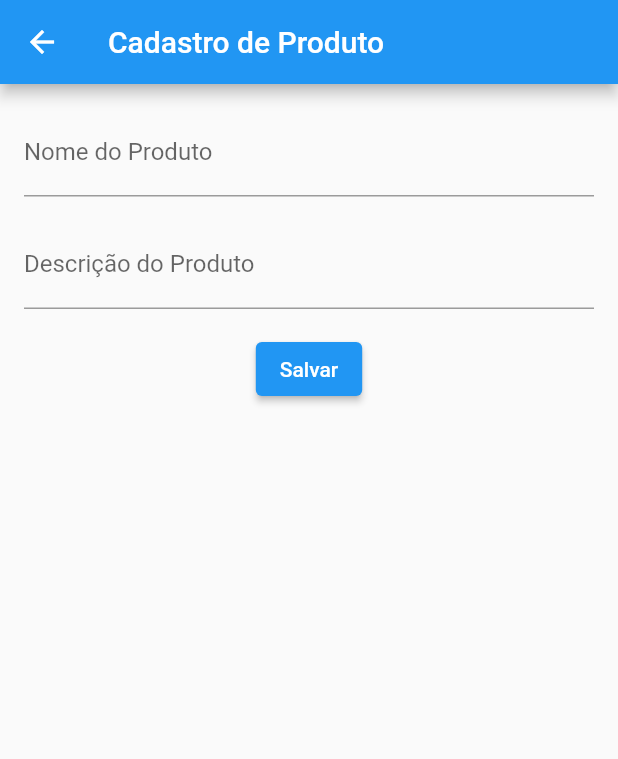
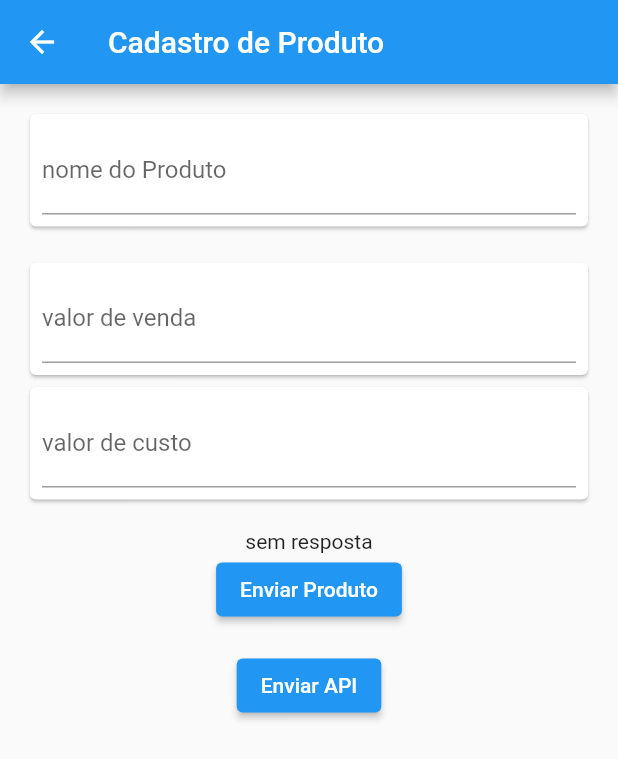
Before and after one commit to 7-ideias/six, a Flutter app: the ProdutosTela screen opened by its route, after a tap on the "add" icon, on a phone screen of 412 x 824 dp. Shown: the top 759 px of the screen. Run offline on Flutter 3.47's test engine with Material 2 defaults, Android fonts, the phone set to English and light mode, and no system bars; our stand-ins replace carousel_slider; network calls fail.

Commit message:
por hoje

```diff
--- /dev/null
+++ b/lib/BaseClient.dart
@@ -0,0 +1,46 @@
+import 'dart:convert';
+
+import 'package:http/http.dart' as http;
+
+  const String baseUrl = 'http://0.0.0.0:8080/v1/produtosList3';
+  // const String baseUrl = 'https://sixbackend-b481b809b7d4.herokuapp.com/v1/produtosList3';
+  // const String baseUrl = 'http://0.0.0.0:8080/v1/';
+  // const String baseUrl = 'https://jsonplaceholder.typicode.com/todos/1';
+
+class BaseClient {
+
+  var client = http.Client();
+
+  //GET
+  Future<dynamic> get (String api) async {
+    var url = Uri.parse(baseUrl + api);
+    print('url.: '+ baseUrl + api);
+
+    var _headers = {
+      'id_cliente' : '12345',
+      'Content-Type' : 'application/json'
+    };
+
+    var response;
+
+    try{
+    response = await client.get(url, headers: _headers);
+
+    }catch(e){
+      print("Ocorreu uma exceção: $e");
+    }
+
+
+    if(response.statusCode == 200){
+      print(json.decode(response.body));
+      return response.body;
+    }
+    else{
+      // throw exception
+    }
+
+  }
+  Future<dynamic> post (String api) async {}
+  Future<dynamic> put (String api) async {}
+  Future<dynamic> delete (String api) async {}
+}
--- /dev/null
+++ b/lib/dtos/ProdutoDto.dart
@@ -0,0 +1,14 @@
+class ProdutoDto {
+  late String _nomeProduto;
+  late String _precoDeCusto;
+  late String _precoDeVenda;
+
+  String get nomeProduto => _nomeProduto;
+  set nomeProduto(String value) => _nomeProduto = value;
+  String get precoDeCusto => _precoDeCusto;
+  set precoDeCusto(String value) => _precoDeCusto = value;
+  String get precoDeVenda => _precoDeVenda;
+  set precoDeVenda(String value) => _precoDeVenda = value;
+
+
+}
--- a/lib/screens/002_main/TelaPrincipal.dart
+++ b/lib/screens/002_main/TelaPrincipal.dart
@@ -1,3 +1,5 @@
+import 'dart:async';
+
 import 'package:flutter/material.dart';
 
 import 'IconWithLabel.dart';
@@ -10,19 +12,49 @@ class TelaPrincipal extends StatefulWidget {
 class _TelaPrincipalState extends State<TelaPrincipal> {
   int _currentIndex = 0;
 
+  Color _currentColor = Colors.red;
+
+  @override
+  void initState() {
+    super.initState();
+    Timer.periodic(Duration(seconds: 1), (timer) {
+      setState(() {
+        _currentColor = _currentColor == Colors.red ? Colors.white : Colors.red;
+      });
+    });
+  }
+
   @override
   Widget build(BuildContext context) {
     return Scaffold(
       appBar: AppBar(
         title: Text('Tela Principal'),
       ),
-      body: tela(),
+      body: tela2(),
       drawer: menuLateral(context),
+      floatingActionButton: Column(
+        mainAxisAlignment: MainAxisAlignment.end,
+        children: [
+          FloatingActionButton(
+            onPressed: () {
+              // Lógica para quando o botão do carrinho de compras for pressionado
+            },
+            child: Icon(Icons.shopping_cart),
+          ),
+          SizedBox(height: 10),
+          FloatingActionButton(
+            onPressed: () {
+              // Lógica para quando o botão de adição for pressionado
+            },
+            child: Icon(Icons.add),
+          ),
+        ],
+      ),
       bottomNavigationBar: buildBottomNavigationBar(),
     );
   }
 
-  Container menuLateral(BuildContext context) {
+  Widget menuLateral(BuildContext context) {
     return Container(
       color: Colors.white,
       width: MediaQuery.of(context).size.width * 0.8,
@@ -59,20 +91,24 @@ class _TelaPrincipalState extends State<TelaPrincipal> {
     );
   }
 
-  ListTile opcaoDaBarraLateral(String text, IconData icon) {
+  Widget opcaoDaBarraLateral(String text, IconData icon) {
     return ListTile(
       title: Text(text),
       leading: Icon(icon),
       onTap: () => {
-        if (text == 'Clientes') {Navigator.of(context).pushNamed('/clientes')}
-        else if (text == 'Produtos') {Navigator.of(context).pushNamed('/produtos')}
-        else if (text == 'Servicos') {Navigator.of(context).pushNamed('/servicos')}
-        else if (text == 'Settings') {Navigator.of(context).pushNamed('/configs')}
+        if (text == 'Clientes')
+          {Navigator.of(context).pushNamed('/clientes')}
+        else if (text == 'Produtos')
+          {Navigator.of(context).pushNamed('/produtos')}
+        else if (text == 'Servicos')
+          {Navigator.of(context).pushNamed('/servicos')}
+        else if (text == 'Settings')
+          {Navigator.of(context).pushNamed('/configs')}
       },
     );
   }
 
-  Container imagemDaBarraLateral() {
+  Widget imagemDaBarraLateral() {
     return Container(
       child: UserAccountsDrawerHeader(
         accountName: Text("nome da conta"),
@@ -86,47 +122,14 @@ class _TelaPrincipalState extends State<TelaPrincipal> {
     );
   }
 
-  Container tela() {
+  Widget tela() {
     return Container(
-      // color: Colors.white,
-      child: Center(
-        child: Column(
-          mainAxisAlignment: MainAxisAlignment.center,
-          children: [
-            Expanded(
-              child: Row(
-                children: [
-                  Expanded(
-                    child: Container(
-                      color: Colors.yellow,
-                      child: Center(
-                        child: Text('xxxxx'),
-                      ),
-                    ),
-                  ),
-                  Expanded(
-                    child: Container(
-                      color: Colors.redAccent,
-                      child: Center(
-                        child: Text('xxxxx'),
-                      ),
-                    ),
-                  ),
-                ],
-              ),
-            ),
-            Expanded(
-              child: Container(
-                color: Colors.green,
-                child: Center(
-                  child: Text('yyyyyy'),
-                ),
-              ),
-            ),
-          ],
-        ),
-      ),
-    );
+        // color: Colors.white,
+        child: Container(
+      height: double.infinity,
+      width: double.infinity,
+      color: Colors.yellow,
+    ));
   }
 
   BottomNavigationBar buildBottomNavigationBar() {
@@ -189,7 +192,7 @@ class _TelaPrincipalState extends State<TelaPrincipal> {
     );
   }
 
-  Center itensDeCadastro() {
+  Widget itensDeCadastro() {
     return Center(
       child: Row(
         mainAxisAlignment: MainAxisAlignment.center,
@@ -293,4 +296,46 @@ class _TelaPrincipalState extends State<TelaPrincipal> {
       ),
     );
   }
+
+  Widget tela2() {
+    return Container(
+      color: Colors.yellow,
+      height: double.infinity,
+      width: double.infinity,
+      child: Column(
+        children: [
+          buildColorido(context),
+        ],
+      ),
+    );
+  }
+
+  double width() => 90;
+
+  Widget buildColorido(BuildContext context) {
+    return Container(
+      child: Row(
+        mainAxisAlignment: MainAxisAlignment.center,
+        children: [
+          Container(
+            width: 90,
+            height: 90,
+            margin: EdgeInsets.only(right: 20),
+            color: _currentColor,
+          ),
+          Container(
+            width: 90,
+            height: 90,
+            margin: EdgeInsets.only(right: 20),
+            color: _currentColor,
+          ),
+          Container(
+            width: 90,
+            height: 90,
+            color: _currentColor,
+          ),
+        ],
+      ),
+    );
+  }
 }
--- a/lib/screens/003_register/products/CadastroProduto.dart
+++ b/lib/screens/003_register/products/CadastroProduto.dart
@@ -1,11 +1,16 @@
 import 'package:flutter/material.dart';
+import 'package:untitled/BaseClient.dart';
+import '../../../dtos/ProdutoDto.dart';
+
 class CadastroProduto extends StatefulWidget {
   @override
   _CadastroProdutoState createState() => _CadastroProdutoState();
 }
 class _CadastroProdutoState extends State<CadastroProduto> {
-  String _nomeProduto = '';
-  String _descricaoProduto = '';
+
+  ProdutoDto _meuProduto = ProdutoDto();
+  String _resposta = 'sem resposta';
+
   @override
   Widget build(BuildContext context) {
     return Scaffold(
@@ -16,39 +21,81 @@ class _CadastroProdutoState extends State<CadastroProduto> {
         padding: EdgeInsets.all(16.0),
         child: Column(
           children: [
-            TextField(
+            Card(
+              child: Padding(
+                padding: const EdgeInsets.all(8.0),
+                child: TextField(
                   onChanged: (value) {
                     setState(() {
-                  _nomeProduto = value;
+                      _meuProduto.nomeProduto = value;
                     });
                   },
                   decoration: InputDecoration(
-                labelText: 'Nome do Produto',
+                    labelText: 'nome do Produto',
+                  ),
+                ),
               ),
             ),
             SizedBox(height: 16.0),
-            TextField(
+            Card(
+              child: Padding(
+                padding: const EdgeInsets.all(8.0),
+                child: TextField(
                   onChanged: (value) {
                     setState(() {
-                  _descricaoProduto = value;
+                      _meuProduto.precoDeVenda = value;
                     });
                   },
                   decoration: InputDecoration(
-                labelText: 'Descrição do Produto',
+                    labelText: 'valor de venda',
+                  ),
+                ),
+              ),
+            ),
+            Card(
+              child: Padding(
+                padding: const EdgeInsets.all(8.0),
+                child: TextField(
+                  onChanged: (value) {
+                    setState(() {
+                      _meuProduto.precoDeCusto = value;
+                    });
+                  },
+                  decoration: InputDecoration(
+                    labelText: 'valor de custo',
+                  ),
+                ),
               ),
             ),
             SizedBox(height: 16.0),
+            Text(_resposta),
             ElevatedButton(
-              onPressed: () {
-                // Implemente a lógica para salvar o produto
-                print('Nome do Produto: $_nomeProduto');
-                print('Descrição do Produto: $_descricaoProduto');
+              onPressed: () async {
+                var response = await BaseClient().get('').catchError((err){debugPrint(err.toString());});
+                if(response == null) return;
+                debugPrint('sucesso!!!!');
+                setState(() {
+                  _resposta = 'sucesso';
+                });
               },
-              child: Text('Salvar'),
+              child: Text('Enviar Produto'),
+            ),
+            SizedBox(height: 16.0),
+            ElevatedButton(
+              onPressed: () async {
+                var response = await BaseClient().get('').catchError((err){debugPrint(err.toString());});
+                if(response == null) return;
+                debugPrint('sucesso!!!!');
+                setState(() {
+                  _resposta = 'sucesso';
+                });
+              },
+              child: Text('Enviar API'),
             ),
           ],
         ),
       ),
     );
   }
+
 }
--- a/lib/screens/ClientesTela.dart
+++ b/lib/screens/ClientesTela.dart
@@ -21,7 +21,7 @@ class ClientesTela extends StatelessWidget {
               child: IconButton(
                 icon: Icon(Icons.add),
                 onPressed: () {
-                  // Lógica quando o segundo ícone é pressionado
+                  Navigator.of(context).pushNamed('/cadcliente');
                 },
               ),
             ),
--- a/lib/screens/ProdutosTela.dart
+++ b/lib/screens/ProdutosTela.dart
@@ -1,5 +1,4 @@
 import 'package:flutter/material.dart';
-import 'package:untitled/screens/003_register/products/CadastroProduto.dart';
 import 'package:untitled/screens/003_register/products/DetalheProduto.dart';
 
 class ProdutosTela extends StatelessWidget {
@@ -12,10 +11,7 @@ class ProdutosTela extends StatelessWidget {
       body: Tela(context),
       floatingActionButton: FloatingActionButton(
         onPressed: () {
-          Navigator.push(
-            context,
-            MaterialPageRoute(builder: (context) => CadastroProduto()),
-          );
+          Navigator.of(context).pushNamed('/cadastro_produto');
         },
         child: Icon(Icons.add),
       ),
--- a/pubspec.yaml
+++ b/pubspec.yaml
@@ -25,6 +25,7 @@ dependencies:
   flutter:
     sdk: flutter
   http: ^0.13.3
+  dio: ^4.0.0
   sqflite: ^2.0.0
   path_provider: ^2.0.5
   carousel_slider: ^4.0.0
```
Also changed, not shown: lib/screens/000_carregamento/TelaDeCarregamentoPrincipal.dart (+15 -4 lines), lib/screens/003_register/clientes/CadastroClienteTela.dart (added, +74 -0 lines), lib/screens/PerfilTela.dart (added, +13 -0 lines), pubspec.lock. Lines whose indentation alone changed are shown as unchanged.
